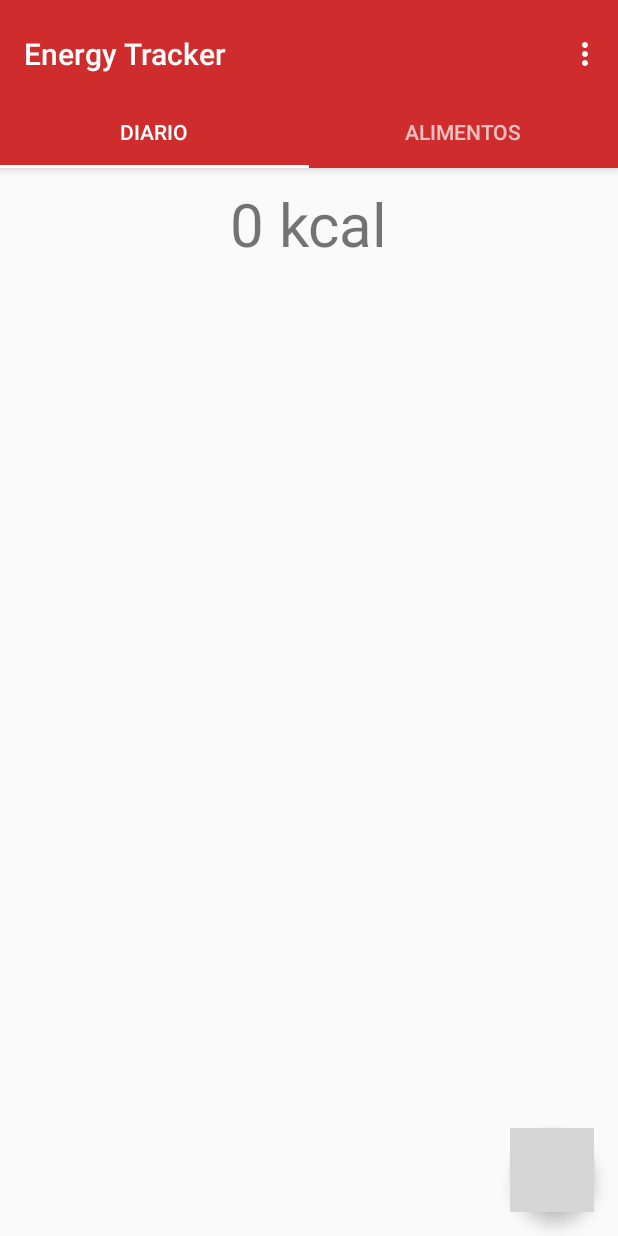
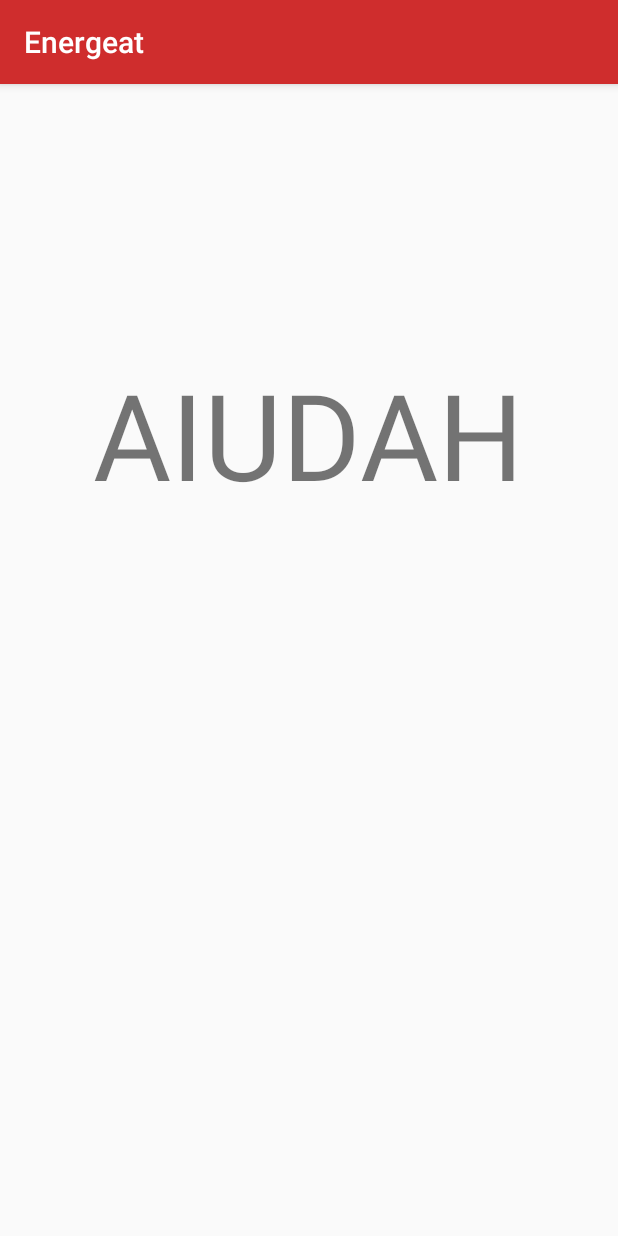
Before and after one commit to JoseGIC/LDM-2, an Android app: the screen it shows after launch (MainActivity before the commit, HelpActivity after it), in the options menu, after a tap on "Ayuda", on a phone screen of 412 x 824 dp. Run offline under Robolectric (Android 15) with nearby library versions, the phone set to English and light mode, and no system bars; grey boxes are pictures that could not be loaded.

Commit message:
-Layout de ayuda creado

```diff
--- a/app/src/main/AndroidManifest.xml
+++ b/app/src/main/AndroidManifest.xml
@@ -4,9 +4,9 @@
 
     <application
         android:allowBackup="true"
-        android:icon="@mipmap/ic_launcher"
+        android:icon="@mipmap/ic_burger_round"
         android:label="@string/app_name"
-        android:roundIcon="@mipmap/ic_launcher_round"
+        android:roundIcon="@mipmap/ic_burger_round"
         android:supportsRtl="true"
         android:theme="@style/AppTheme">
         <activity
@@ -19,6 +19,7 @@
                 <category android:name="android.intent.category.LAUNCHER" />
             </intent-filter>
         </activity>
+        <activity android:name=".HelpActivity"></activity>
     </application>
 
 </manifest>
--- /dev/null
+++ b/app/src/main/java/com/jose/energytracker/HelpActivity.java
@@ -0,0 +1,19 @@
+package com.jose.energytracker;
+
+import android.support.v7.app.AppCompatActivity;
+import android.os.Bundle;
+
+public class HelpActivity extends AppCompatActivity {
+
+    @Override
+    protected void onCreate(Bundle savedInstanceState) {
+        super.onCreate(savedInstanceState);
+        setContentView(R.layout.activity_help);
+    }
+
+
+    @Override
+    public void onBackPressed() {
+        finish();
+    }
+}
--- a/app/src/main/java/com/jose/energytracker/MainActivity.java
+++ b/app/src/main/java/com/jose/energytracker/MainActivity.java
@@ -1,6 +1,8 @@
 package com.jose.energytracker;
 
 import android.app.AlertDialog;
+import android.content.Context;
+import android.content.Intent;
 import android.support.design.widget.TabLayout;
 import android.support.design.widget.FloatingActionButton;
 import android.support.design.widget.Snackbar;
@@ -12,10 +14,13 @@ import android.support.v4.app.FragmentManager;
 import android.support.v4.app.FragmentPagerAdapter;
 import android.support.v4.view.ViewPager;
 import android.os.Bundle;
+import android.view.LayoutInflater;
 import android.view.Menu;
 import android.view.MenuItem;
 import android.view.View;
 import android.widget.Toast;
+
+import java.util.zip.Inflater;
 
 
 public class MainActivity extends AppCompatActivity implements View.OnClickListener{
@@ -83,7 +88,6 @@ public class MainActivity extends AppCompatActivity implements View.OnClickListe
         switch (itemId) {
             case R.id.action_reset:
                 FragmentOne f1 = ((FragmentOne) getSupportFragmentManager().getFragments().get(0));
-
                 AlertDialog.Builder builder = new AlertDialog.Builder(this);
                 builder.setTitle("Reiniciar diario");
                 builder.setMessage(R.string.reset_mensaje);
@@ -93,7 +97,8 @@ public class MainActivity extends AppCompatActivity implements View.OnClickListe
                 break;
 
             case R.id.action_help:
-                Toast.makeText(this, "Sale el layout de ayuda", Toast.LENGTH_SHORT).show();
+                Intent intent = new Intent(this, HelpActivity.class);
+                startActivity(intent);
                 break;
 
             default:
--- /dev/null
+++ b/app/src/main/res/layout/activity_help.xml
@@ -0,0 +1,22 @@
+<?xml version="1.0" encoding="utf-8"?>
+<LinearLayout
+    xmlns:android="http://schemas.android.com/apk/res/android"
+    xmlns:app="http://schemas.android.com/apk/res-auto"
+    xmlns:tools="http://schemas.android.com/tools"
+    android:layout_width="match_parent"
+    android:layout_height="match_parent"
+    android:orientation="vertical"
+    tools:context=".HelpActivity">
+
+    <Space
+        android:layout_width="match_parent"
+        android:layout_height="180dp" />
+
+    <TextView
+        android:layout_width="wrap_content"
+        android:layout_height="wrap_content"
+        android:layout_gravity="center"
+        android:text="AIUDAH"
+        android:textSize="80dp"/>
+
+</LinearLayout>
--- a/app/src/main/res/layout/activity_main.xml
+++ b/app/src/main/res/layout/activity_main.xml
@@ -56,6 +56,7 @@
         android:id="@+id/container"
         android:layout_width="match_parent"
         android:layout_height="match_parent"
+        android:layout_marginBottom="?attr/actionBarSize"
         app:layout_behavior="@string/appbar_scrolling_view_behavior" />
 
 
--- a/app/src/main/res/values/strings.xml
+++ b/app/src/main/res/values/strings.xml
@@ -1,5 +1,5 @@
 <resources>
-    <string name="app_name">Energy Tracker</string>
+    <string name="app_name">Energeat</string>
     <string name="tab_text_1">Diario</string>
     <string name="tab_text_2">Alimentos</string>
     <string name="action_reset">Reiniciar diario</string>
```
Also changed, not shown: app/src/main/res/drawable/ic_fab.xml (added, +13 -0 lines), app/src/main/res/mipmap-mdpi/ic_burger_round.png (added).
